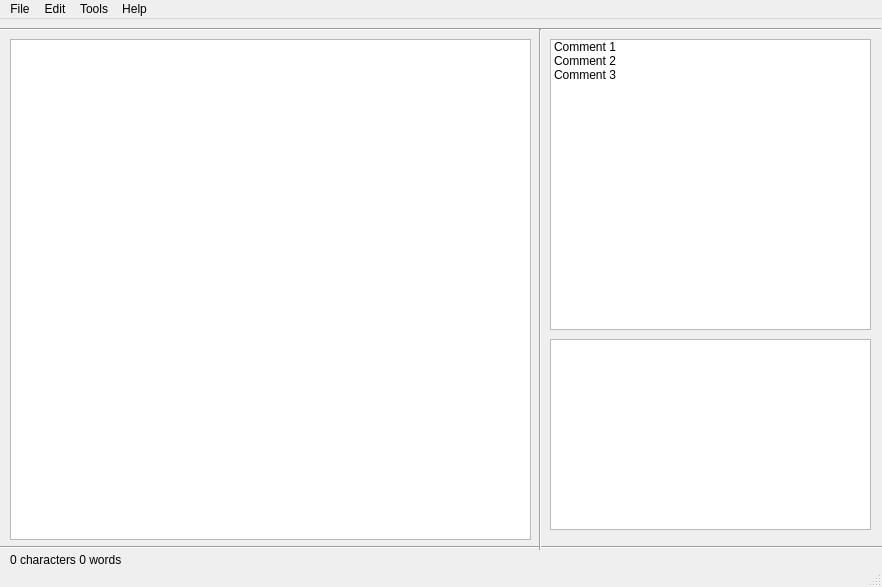
Old version of the form Editor_window.ui in the repository sidhiadkoli/flamingo.
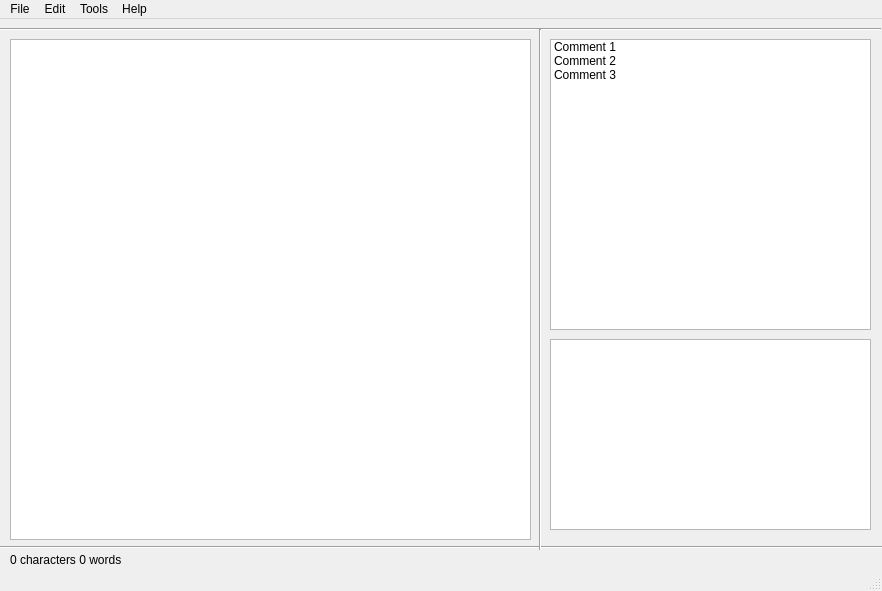
New version of the form.

Commit message: Prints comments and readability in UI

Patch:
```diff
--- a/Editor_window.ui
+++ b/Editor_window.ui
@@ -7,7 +7,7 @@
     <x>0</x>
     <y>0</y>
     <width>882</width>
-    <height>587</height>
+    <height>591</height>
    </rect>
   </property>
   <property name="windowTitle">
```
Left out of the diff: 4 changed lines with no effect on the pictures. The commit also changes 5 other files.
